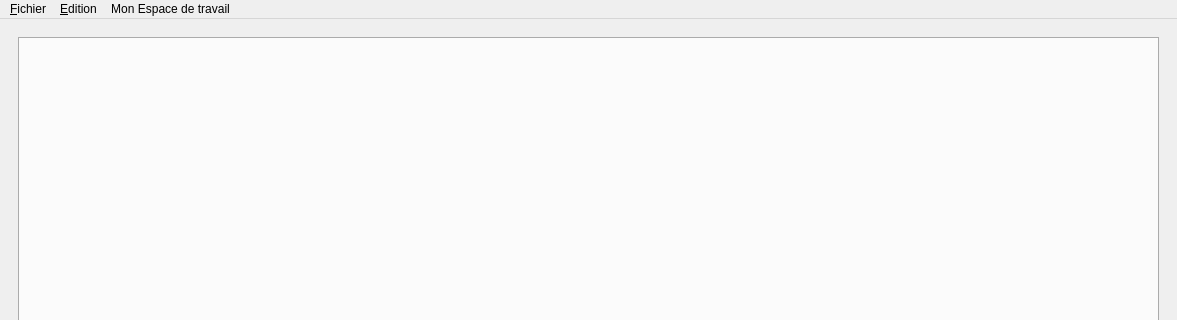
Qt form mainwindow.ui (raph5640/Qt-Editor-Cpp) before a commit; both pictures show x 0 to 1177 and y 0 to 320 of the 1177 by 641 pixel window.
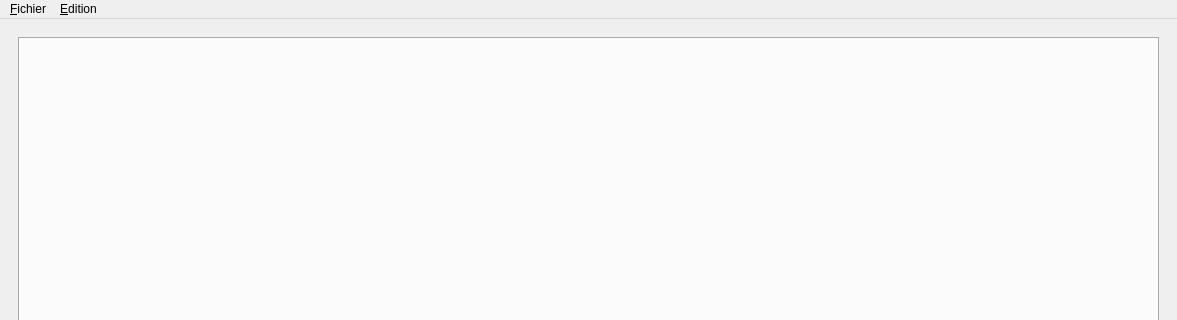
The same form after that commit. The open tabs and pages were chosen to show the change.

Commit message: Ajout fenetre crédit qui hérite de QDialog pour afficher le git ma photo ...

The edit to the form file:
```diff
--- a/mainwindow.ui
+++ b/mainwindow.ui
@@ -90,14 +90,8 @@
     <addaction name="separator"/>
     <addaction name="actionEditer_les_fichiers_ouverts"/>
    </widget>
-   <widget class="QMenu" name="menuMon_Espace">
-    <property name="title">
-     <string>Mon Espace de travail</string>
-    </property>
-   </widget>
    <addaction name="menuLecture"/>
    <addaction name="menuEdition"/>
-   <addaction name="menuMon_Espace"/>
   </widget>
   <widget class="QStatusBar" name="statusbar"/>
   <action name="actionLecture_de_fichier_txt">
```
Left out of the diff: 2 changed lines with no effect on the pictures. The commit also changes 7 other files.
